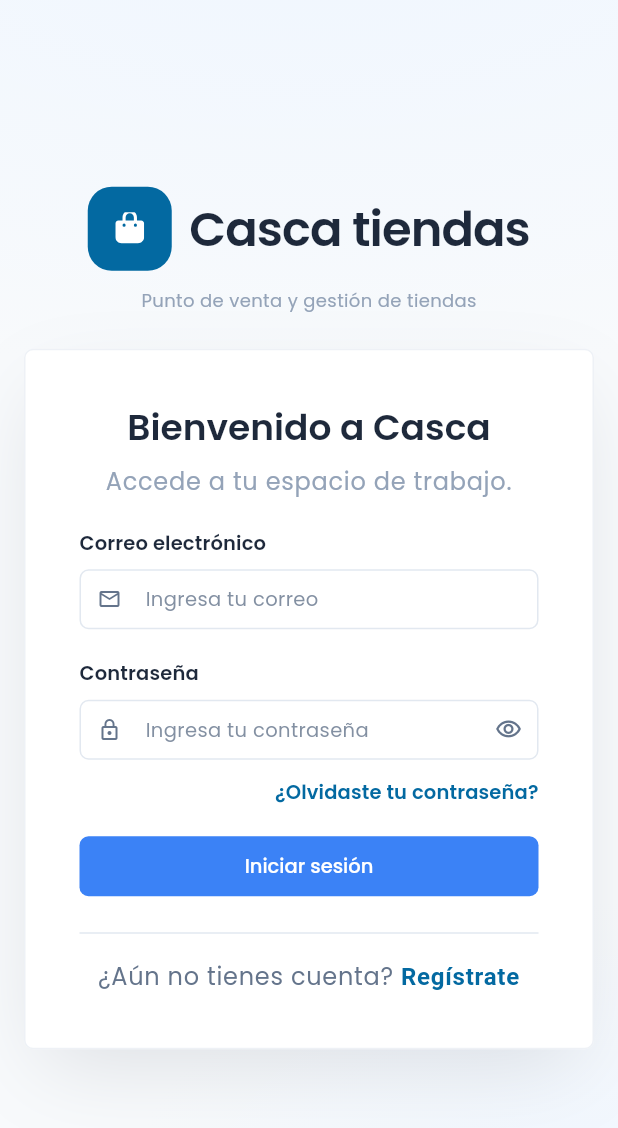
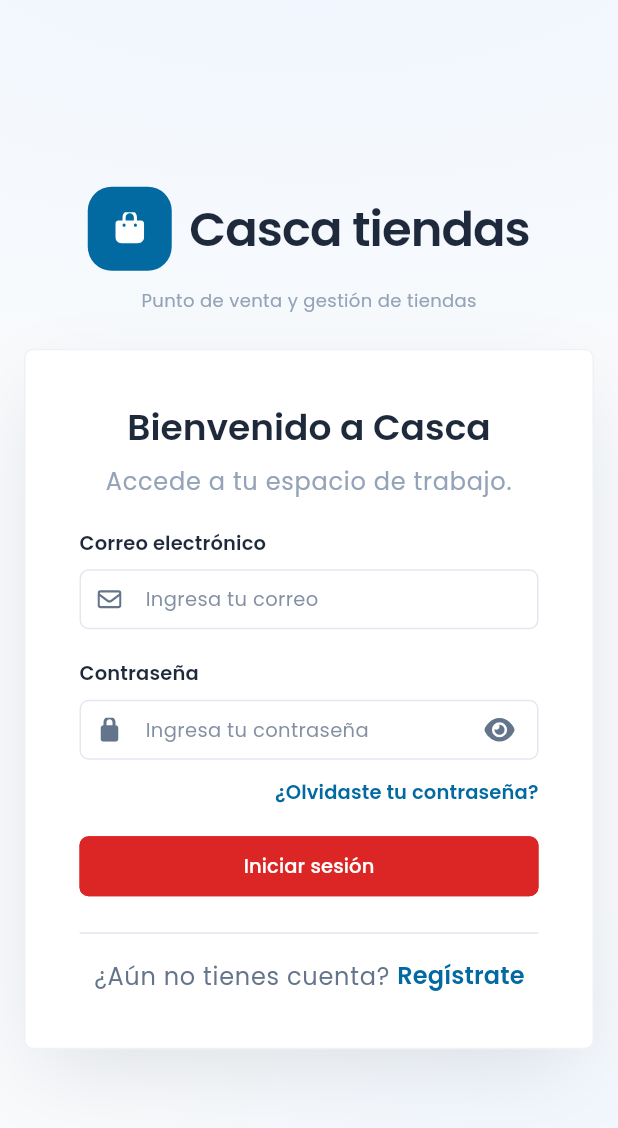
Before and after one commit to fumelolz/casca_app, a Flutter app: the screen it shows after launch, on a phone screen of 412 x 824 dp. Shown: the top 1128 px of the screen. Run offline on Flutter 3.47's test engine with Material 3 defaults, Android fonts, the phone set to English and light mode, and no system bars; our stand-ins replace flutter_svg, material_ui.

Commit message:
Agregados componentes

```diff
--- a/lib/app/theme/casca_theme.dart
+++ b/lib/app/theme/casca_theme.dart
@@ -43,6 +43,8 @@ abstract final class CascaTheme {
       useMaterial3: true,
       visualDensity: VisualDensity.standard,
       materialTapTargetSize: MaterialTapTargetSize.shrinkWrap,
+      splashFactory: NoSplash.splashFactory,
+      highlightColor: Colors.transparent,
       brightness: brightness,
       colorScheme: scheme,
       scaffoldBackgroundColor: c.background,
@@ -126,6 +128,16 @@ abstract final class CascaTheme {
           shape: buttonShape,
         ),
       ),
+      iconButtonTheme: IconButtonThemeData(
+        style: ButtonStyle(
+          splashFactory: NoSplash.splashFactory,
+          overlayColor: WidgetStateProperty.resolveWith(
+            (states) => states.contains(WidgetState.hovered)
+                ? c.surfaceHover
+                : Colors.transparent,
+          ),
+        ),
+      ),
       dialogTheme: DialogThemeData(
         backgroundColor: c.surface,
         surfaceTintColor: Colors.transparent,
--- a/lib/features/auth/presentation/pages/login_page.dart
+++ b/lib/features/auth/presentation/pages/login_page.dart
@@ -2,7 +2,10 @@ import 'package:casca_app/app/theme/casca_radius.dart';
 import 'package:casca_app/app/theme/casca_spacing.dart';
 import 'package:casca_app/app/theme/casca_theme.dart';
 import 'package:casca_app/app/theme/casca_typography.dart';
-import 'package:flutter_svg/flutter_svg.dart';
+import 'package:casca_app/shared/ui/casca_button.dart';
+import 'package:casca_app/shared/ui/casca_icon.dart';
+import 'package:casca_app/shared/ui/casca_input.dart';
+import 'package:casca_app/shared/ui/casca_link.dart';
 import 'package:material_ui/material_ui.dart';
 
 class LoginPage extends StatefulWidget {
@@ -15,7 +18,6 @@ class LoginPage extends StatefulWidget {
 class _LoginPageState extends State<LoginPage> {
   final _emailController = TextEditingController();
   final _passwordController = TextEditingController();
-  bool _passwordVisible = false;
   bool _loading = false;
   String? _error;
   final _formKey = GlobalKey<FormState>();
@@ -25,12 +27,6 @@ class _LoginPageState extends State<LoginPage> {
     _emailController.dispose();
     _passwordController.dispose();
     super.dispose();
-  }
-
-  void _togglePasswordVisibility() {
-    setState(() {
-      _passwordVisible = !_passwordVisible;
-    });
   }
 
   String? _validateEmail(String? value) {
@@ -143,56 +139,32 @@ class _LoginPageState extends State<LoginPage> {
                             children: [
                               Text('Correo electrónico', style: labelStyle),
                               const SizedBox(height: CascaSpacing.space2),
-                              TextFormField(
+                              CascaInput(
                                 controller: _emailController,
-                                style: textTheme.bodyMedium,
+                                hintText: 'Ingresa tu correo',
+                                iconStart: CascaIcons.envelope,
                                 keyboardType: TextInputType.emailAddress,
                                 validator: _validateEmail,
-                                autovalidateMode:
-                                    AutovalidateMode.onUserInteraction,
-                                decoration: const InputDecoration(
-                                  hintText: 'Ingresa tu correo',
-                                  prefixIcon: Icon(
-                                    Icons.mail_outline,
-                                    size: 16,
-                                  ),
-                                ),
+                                showErrorMessage: false,
                               ),
                               const SizedBox(height: CascaSpacing.space5),
                               Text('Contraseña', style: labelStyle),
                               const SizedBox(height: CascaSpacing.space2),
-                              TextFormField(
+                              CascaInput(
                                 controller: _passwordController,
-                                style: textTheme.bodyMedium,
+                                hintText: 'Ingresa tu contraseña',
+                                iconStart: CascaIcons.lock,
+                                password: true,
+                                showErrorMessage: false,
                                 validator: _validatePassword,
-                                autovalidateMode:
-                                    AutovalidateMode.onUserInteraction,
-                                obscureText: !_passwordVisible,
-                                decoration: InputDecoration(
-                                  hintText: 'Ingresa tu contraseña',
-                                  prefixIcon: const Icon(
-                                    Icons.lock_outline,
-                                    size: 16,
-                                  ),
-                                  suffixIcon: IconButton(
-                                    onPressed: _togglePasswordVisibility,
-                                    iconSize: 18,
-                                    icon: Icon(
-                                      _passwordVisible
-                                          ? Icons.visibility_off_outlined
-                                          : Icons.visibility_outlined,
-                                    ),
-                                  ),
-                                ),
                               ),
                               const SizedBox(height: CascaSpacing.space3),
                               Align(
                                 alignment: Alignment.centerRight,
-                                child: Text(
-                                  '¿Olvidaste tu contraseña?',
-                                  style: labelStyle?.copyWith(
-                                    color: colors.info,
-                                  ),
+                                child: CascaLink(
+                                  label: '¿Olvidaste tu contraseña?',
+                                  onTap: () {},
+                                  fontSize: CascaFontSize.sm,
                                 ),
                               ),
                               if (error != null) ...[
@@ -205,27 +177,12 @@ class _LoginPageState extends State<LoginPage> {
                                 ),
                               ],
                               const SizedBox(height: CascaSpacing.space5),
-                              FilledButton(
+                              CascaButton(
+                                label: 'Iniciar sesión',
+                                loading: _loading,
+                                fullWidth: true,
+                                variant: CascaButtonVariant.danger,
                                 onPressed: _submit,
-                                child: Row(
-                                  mainAxisSize: MainAxisSize.min,
-                                  children: [
-                                    if (_loading) ...[
-                                      SizedBox(
-                                        width: 16,
-                                        height: 16,
-                                        child: CircularProgressIndicator(
-                                          strokeWidth: 2,
-                                          color: colors.onPrimary,
-                                        ),
-                                      ),
-                                      const SizedBox(
-                                        width: CascaSpacing.space2,
-                                      ),
-                                    ],
-                                    const Text('Iniciar sesión'),
-                                  ],
-                                ),
                               ),
                             ],
                           ),
@@ -233,22 +190,12 @@ class _LoginPageState extends State<LoginPage> {
                         const SizedBox(height: CascaSpacing.space6),
                         const Divider(),
                         const SizedBox(height: CascaSpacing.space4),
-                        Text.rich(
-                          textAlign: TextAlign.center,
-                          TextSpan(
-                            style: textTheme.bodyLarge?.copyWith(
-                              color: colors.textSecondary,
-                            ),
-                            children: [
-                              const TextSpan(text: '¿Aún no tienes cuenta? '),
-                              TextSpan(
-                                text: 'Regístrate',
-                                style: TextStyle(
-                                  color: colors.info,
-                                  fontWeight: CascaFontWeight.semibold,
-                                ),
-                              ),
-                            ],
+                        Center(
+                          child: CascaLink(
+                            textBefore: '¿Aún no tienes cuenta? ',
+                            label: 'Regístrate',
+                            fontSize: CascaFontSize.md,
+                            onTap: () {},
                           ),
                         ),
                       ],
@@ -285,10 +232,10 @@ class _Brand extends StatelessWidget {
                 borderRadius: BorderRadius.circular(16),
               ),
               alignment: Alignment.center,
-              child: SvgPicture.asset(
-                'assets/icons/bag-shopping.svg',
-                height: 22,
-                colorFilter: ColorFilter.mode(colors.onInfo, BlendMode.srcIn),
+              child: CascaIcon(
+                CascaIcons.bagShopping,
+                size: 22,
+                color: colors.onInfo,
               ),
             ),
             const SizedBox(width: CascaSpacing.space3),
--- /dev/null
+++ b/lib/shared/ui/casca_button.dart
@@ -0,0 +1,206 @@
+import 'package:casca_app/app/theme/casca_colors.dart';
+import 'package:casca_app/app/theme/casca_radius.dart';
+import 'package:casca_app/app/theme/casca_spacing.dart';
+import 'package:casca_app/app/theme/casca_theme.dart';
+import 'package:casca_app/app/theme/casca_typography.dart';
+import 'package:material_ui/material_ui.dart';
+
+enum CascaButtonVariant {
+  primary,
+  secondary,
+  outlined,
+  text,
+  danger,
+  dangerOutlined,
+}
+
+enum CascaButtonSize {
+  sm(
+    height: CascaSpacing.space6,
+    horizontal: CascaSpacing.space3,
+    vertical: CascaSpacing.space1,
+    fontSize: CascaFontSize.xs,
+  ),
+  md(
+    height: CascaSpacing.space8,
+    horizontal: CascaSpacing.space4,
+    vertical: CascaSpacing.space2,
+    fontSize: CascaFontSize.sm,
+  ),
+  lg(
+    height: CascaSpacing.space8 + CascaSpacing.space2,
+    horizontal: CascaSpacing.space5,
+    vertical: CascaSpacing.space3,
+    fontSize: CascaFontSize.md,
+  );
+
+  const CascaButtonSize({
+    required this.height,
+    required this.horizontal,
+    required this.vertical,
+    required this.fontSize,
+  });
+
+  final double height;
+  final double horizontal;
+  final double vertical;
+  final double fontSize;
+}
+
+const double _disabledOpacity = 0.6;
+
+class CascaButton extends StatelessWidget {
+  const CascaButton({
+    super.key,
+    required this.label,
+    required this.onPressed,
+    this.variant = CascaButtonVariant.primary,
+    this.size = CascaButtonSize.md,
+    this.loading = false,
+    this.fullWidth = false,
+  });
+
+  final String label;
+  final VoidCallback? onPressed;
+  final CascaButtonVariant variant;
+  final CascaButtonSize size;
+  final bool loading;
+  final bool fullWidth;
+
+  @override
+  Widget build(BuildContext context) {
+    final palette = _ButtonPalette.of(variant, context.casca);
+    final disabled = onPressed == null || loading;
+
+    final button = FilledButton(
+      onPressed: disabled ? null : onPressed,
+      style: _style(context, palette),
+      child: Row(
+        mainAxisSize: MainAxisSize.min,
+        children: [
+          if (loading) ...[
+            SizedBox(
+              width: size.fontSize,
+              height: size.fontSize,
+              child: CircularProgressIndicator(
+                strokeWidth: 2,
+                color: palette.foreground.withValues(alpha: _disabledOpacity),
+              ),
+            ),
+            const SizedBox(width: CascaSpacing.space2),
+          ],
+          Text(label),
+        ],
+      ),
+    );
+
+    if (!fullWidth) return button;
+    return SizedBox(width: double.infinity, child: button);
+  }
+
+  ButtonStyle _style(BuildContext context, _ButtonPalette palette) {
+    final textStyle = Theme.of(context).textTheme.labelLarge
+        ?.copyWith(fontSize: size.fontSize, fontWeight: CascaFontWeight.medium);
+
+    return ButtonStyle(
+      minimumSize: WidgetStatePropertyAll(Size(0, size.height)),
+      padding: WidgetStatePropertyAll(
+        EdgeInsets.symmetric(
+          horizontal: size.horizontal,
+          vertical: size.vertical,
+        ),
+      ),
+      shape: const WidgetStatePropertyAll(
+        RoundedRectangleBorder(borderRadius: CascaRadius.sm),
+      ),
+      textStyle: WidgetStatePropertyAll(textStyle),
+      elevation: const WidgetStatePropertyAll(0),
+      splashFactory: NoSplash.splashFactory,
+      overlayColor: WidgetStateColor.transparent,
+      foregroundColor: WidgetStateProperty.resolveWith(
+        (states) => _resolve(states, palette.foreground, palette.foreground),
+      ),
+      backgroundColor: WidgetStateProperty.resolveWith(
+        (states) => _resolve(states, palette.background, palette.hover),
+      ),
+      side: WidgetStateProperty.resolveWith(
+        (states) => BorderSide(
+          color: _resolve(states, palette.border, palette.hoverBorder),
+        ),
+      ),
+    );
+  }
+
+  Color _resolve(Set<WidgetState> states, Color normal, Color hover) {
+    if (states.contains(WidgetState.disabled)) {
+      return normal.withValues(alpha: _disabledOpacity);
+    }
+    if (states.contains(WidgetState.hovered)) return hover;
+    return normal;
+  }
+}
+
+class _ButtonPalette {
+  const _ButtonPalette({
+    required this.background,
+    required this.hover,
+    required this.foreground,
+    required this.border,
+    required this.hoverBorder,
+  });
+
+  final Color background;
+  final Color hover;
+  final Color foreground;
+  final Color border;
+  final Color hoverBorder;
+
+  static _ButtonPalette of(CascaButtonVariant variant, CascaColors c) {
+    final clear = c.surface.withValues(alpha: 0);
+
+    return switch (variant) {
+      CascaButtonVariant.primary => _ButtonPalette(
+        background: c.primary,
+        hover: c.primaryHover,
+        foreground: c.onPrimary,
+        border: c.primary,
+        hoverBorder: c.primaryHover,
+      ),
+      CascaButtonVariant.secondary => _ButtonPalette(
+        background: c.surfaceHover,
+        hover: Color.lerp(c.surfaceHover, c.border, 0.18)!,
+        foreground: c.text,
+        border: c.border,
+        hoverBorder: c.border,
+      ),
+      CascaButtonVariant.outlined => _ButtonPalette(
+        background: clear,
+        hover: Color.lerp(c.surface, c.primary, 0.08)!,
+        foreground: c.primary,
+        border: c.primary,
+        hoverBorder: c.primary,
+      ),
+      CascaButtonVariant.text => _ButtonPalette(
+        background: clear,
+        hover: c.surfaceHover,
+        foreground: c.text,
+        border: clear,
+        hoverBorder: clear,
+      ),
+      CascaButtonVariant.danger => _ButtonPalette(
+        background: c.danger,
+        hover: Color.lerp(c.danger, c.text, 0.12)!,
+        foreground: c.onDanger,
+        border: c.danger,
+        hoverBorder: Color.lerp(c.danger, c.text, 0.12)!,
+      ),
+      CascaButtonVariant.dangerOutlined => _ButtonPalette(
+        background: clear,
+        hover: c.danger.withValues(alpha: 0.12),
+        foreground: c.danger,
+        border: c.danger,
+        hoverBorder: c.danger,
+      ),
+    };
+  }
+}
--- /dev/null
+++ b/lib/shared/ui/casca_icon.dart
@@ -0,0 +1,32 @@
+import 'package:casca_app/app/theme/casca_theme.dart';
+import 'package:flutter_svg/flutter_svg.dart';
+import 'package:material_ui/material_ui.dart';
+
+abstract final class CascaIcons {
+  static const String bagShopping = 'assets/icons/bag-shopping.svg';
+  static const String envelope = 'assets/icons/envelope.svg';
+  static const String eye = 'assets/icons/eye.svg';
+  static const String eyeSlash = 'assets/icons/eye-slash.svg';
+  static const String lock = 'assets/icons/lock.svg';
+  static const String xmark = 'assets/icons/xmark.svg';
+}
+
+class CascaIcon extends StatelessWidget {
+  const CascaIcon(this.asset, {super.key, this.size = 16, this.color});
+
+  final String asset;
+  final double size;
+  final Color? color;
+
+  @override
+  Widget build(BuildContext context) {
+    final resolvedColor =
+        color ?? IconTheme.of(context).color ?? context.casca.textSecondary;
+
+    return SvgPicture.asset(
+      asset,
+      height: size,
+      colorFilter: ColorFilter.mode(resolvedColor, BlendMode.srcIn),
+    );
+  }
+}
--- /dev/null
+++ b/lib/shared/ui/casca_input.dart
@@ -0,0 +1,213 @@
+import 'package:casca_app/app/theme/casca_spacing.dart';
+import 'package:casca_app/app/theme/casca_theme.dart';
+import 'package:casca_app/shared/ui/casca_icon.dart';
+import 'package:material_ui/material_ui.dart';
+
+const double _disabledOpacity = 0.7;
+const double _actionSize = 28;
+const double _actionIconSize = 18;
+
+class CascaInput extends StatefulWidget {
+  const CascaInput({
+    super.key,
+    this.controller,
+    this.hintText,
+    this.iconStart,
+    this.password = false,
+    this.clearable = false,
+    this.enabled = true,
+    this.readOnly = false,
+    this.keyboardType,
+    this.textInputAction,
+    this.autofillHints,
+    this.validator,
+    this.autovalidateMode = AutovalidateMode.onUserInteraction,
+    this.showErrorMessage = true,
+    this.onChanged,
+    this.onFieldSubmitted,
+  });
+
+  final TextEditingController? controller;
+  final String? hintText;
+  final String? iconStart;
+  final bool password;
+  final bool clearable;
+  final bool enabled;
+  final bool readOnly;
+  final TextInputType? keyboardType;
+  final TextInputAction? textInputAction;
+  final Iterable<String>? autofillHints;
+  final FormFieldValidator<String>? validator;
+  final AutovalidateMode autovalidateMode;
+  final bool showErrorMessage;
+  final ValueChanged<String>? onChanged;
+  final ValueChanged<String>? onFieldSubmitted;
+
+  @override
+  State<CascaInput> createState() => _CascaInputState();
+}
+
+class _CascaInputState extends State<CascaInput> {
+  late final bool _ownsController;
+  late final TextEditingController _controller;
+  bool _passwordVisible = false;
+
+  @override
+  void initState() {
+    super.initState();
+    _ownsController = widget.controller == null;
+    _controller = widget.controller ?? TextEditingController();
+    _controller.addListener(_onTextChanged);
+  }
+
+  @override
+  void dispose() {
+    _controller.removeListener(_onTextChanged);
+    if (_ownsController) _controller.dispose();
+    super.dispose();
+  }
+
+  void _onTextChanged() {
+    if (widget.clearable) setState(() {});
+  }
+
+  void _togglePasswordVisibility() {
+    setState(() {
+      _passwordVisible = !_passwordVisible;
+    });
+  }
+
+  void _handleChanged(FormFieldState<String> state, String value) {
+    state.didChange(value);
+    widget.onChanged?.call(value);
+  }
+
+  void _clear(FormFieldState<String> state) {
+    _controller.clear();
+    _handleChanged(state, '');
+  }
+
+  bool get _showClear {
+    return widget.clearable &&
+        widget.enabled &&
+        !widget.readOnly &&
+        _controller.text.isNotEmpty;
+  }
+
+  Widget? _buildSuffix(FormFieldState<String> state) {
+    final actions = [
+      if (_showClear)
+        _InputAction(
+          label: 'Limpiar texto',
+          asset: CascaIcons.xmark,
+          onPressed: () => _clear(state),
+        ),
+      if (widget.password)
+        _InputAction(
+          label: _passwordVisible ? 'Ocultar contraseña' : 'Mostrar contraseña',
+          asset: _passwordVisible ? CascaIcons.eyeSlash : CascaIcons.eye,
+          onPressed: widget.enabled ? _togglePasswordVisibility : null,
+        ),
+    ];
+
+    if (actions.isEmpty) return null;
+    return Row(mainAxisSize: MainAxisSize.min, children: actions);
+  }
+
+  Widget _buildField(BuildContext context, FormFieldState<String> state) {
+    final theme = Theme.of(context);
+    final colors = context.casca;
+    final iconStart = widget.iconStart;
+    final invalid = state.hasError;
+
+    final field = TextField(
+      controller: _controller,
+      enabled: widget.enabled,
+      readOnly: widget.readOnly,
+      obscureText: widget.password && !_passwordVisible,
+      enableSuggestions: !widget.password,
+      autocorrect: !widget.password,
+      keyboardType: widget.keyboardType,
+      textInputAction: widget.textInputAction,
+      autofillHints: widget.autofillHints,
+      onChanged: (value) => _handleChanged(state, value),
+      onSubmitted: widget.onFieldSubmitted,
+      style: theme.textTheme.bodyMedium,
+      decoration: InputDecoration(
+        hintText: widget.hintText,
+        fillColor: widget.enabled ? null : colors.surfaceHover,
+        enabledBorder: invalid ? theme.inputDecorationTheme.errorBorder : null,
+        focusedBorder: invalid
+            ? theme.inputDecorationTheme.focusedErrorBorder
+            : null,
+        prefixIcon: iconStart == null
+            ? null
+            : SizedBox.square(
+                dimension: CascaSpacing.space8,
+                child: Center(child: CascaIcon(iconStart)),
+              ),
+        suffixIcon: _buildSuffix(state),
+      ),
+    );
+
+    final errorText = state.errorText;
+    final showMessage = invalid && widget.showErrorMessage && errorText != null;
+
+    final content = Column(
+      mainAxisSize: MainAxisSize.min,
+      crossAxisAlignment: CrossAxisAlignment.stretch,
+      children: [
+        field,
+        if (showMessage) ...[
+          const SizedBox(height: CascaSpacing.space2),
+          Text(
+            errorText,
+            style: theme.textTheme.bodySmall?.copyWith(color: colors.danger),
+          ),
+        ],
+      ],
+    );
+
+    if (widget.enabled) return content;
+    return Opacity(opacity: _disabledOpacity, child: content);
+  }
+
+  @override
+  Widget build(BuildContext context) {
+    return FormField<String>(
+      validator: (_) => widget.validator?.call(_controller.text),
+      autovalidateMode: widget.autovalidateMode,
+      builder: (state) => _buildField(context, state),
+    );
+  }
+}
+
+class _InputAction extends StatelessWidget {
+  const _InputAction({
+    required this.label,
+    required this.asset,
+    required this.onPressed,
+  });
+
+  final String label;
+  final String asset;
+  final VoidCallback? onPressed;
+
+  @override
+  Widget build(BuildContext context) {
+    return Semantics(
+      label: label,
+      button: true,
+      excludeSemantics: true,
+      child: IconButton(
+        onPressed: onPressed,
+        padding: EdgeInsets.zero,
+        constraints: const BoxConstraints.tightFor(
+          width: _actionSize,
+          height: _actionSize,
+        ),
+        icon: CascaIcon(asset, size: _actionIconSize),
+      ),
+    );
+  }
+}
--- /dev/null
+++ b/lib/shared/ui/casca_link.dart
@@ -0,0 +1,64 @@
+import 'package:casca_app/app/theme/casca_theme.dart';
+import 'package:casca_app/app/theme/casca_typography.dart';
+import 'package:material_ui/material_ui.dart';
+
+class CascaLink extends StatelessWidget {
+  const CascaLink({
+    super.key,
+    required this.label,
+    required this.onTap,
+    this.textBefore,
+    this.textAfter,
+    this.fontSize = CascaFontSize.sm,
+  });
+
+  final String label;
+  final VoidCallback onTap;
+  final double fontSize;
+  final String? textBefore;
+  final String? textAfter;
+
+  @override
+  Widget build(BuildContext context) {
+    final textTheme = Theme.of(context).textTheme;
+    final colors = context.casca;
+
+    final link = Semantics(
+      link: true,
+      child: MouseRegion(
+        cursor: SystemMouseCursors.click,
+        child: GestureDetector(
+          onTap: onTap,
+          child: Text(
+            label,
+            style: textTheme.labelLarge?.copyWith(
+              color: colors.info,
+              fontSize: fontSize,
+              fontWeight: CascaFontWeight.semibold,
+            ),
+          ),
+        ),
+      ),
+    );
+
+    if (textBefore == null && textAfter == null) return link;
+
+    return Text.rich(
+      TextSpan(
+        style: textTheme.bodyLarge?.copyWith(
+          color: colors.textSecondary,
+          fontSize: fontSize,
+        ),
+        children: [
+          if (textBefore != null) TextSpan(text: textBefore),
+          WidgetSpan(
+            alignment: PlaceholderAlignment.baseline,
+            baseline: TextBaseline.alphabetic,
+            child: link,
+          ),
+          if (textAfter != null) TextSpan(text: textAfter),
+        ],
+      ),
+    );
+  }
+}
```
Also changed, not shown: assets/icons/envelope.svg (added), assets/icons/eye-slash.svg (added), assets/icons/eye.svg (added), assets/icons/lock.svg (added), assets/icons/xmark.svg (added), 3 other files.
